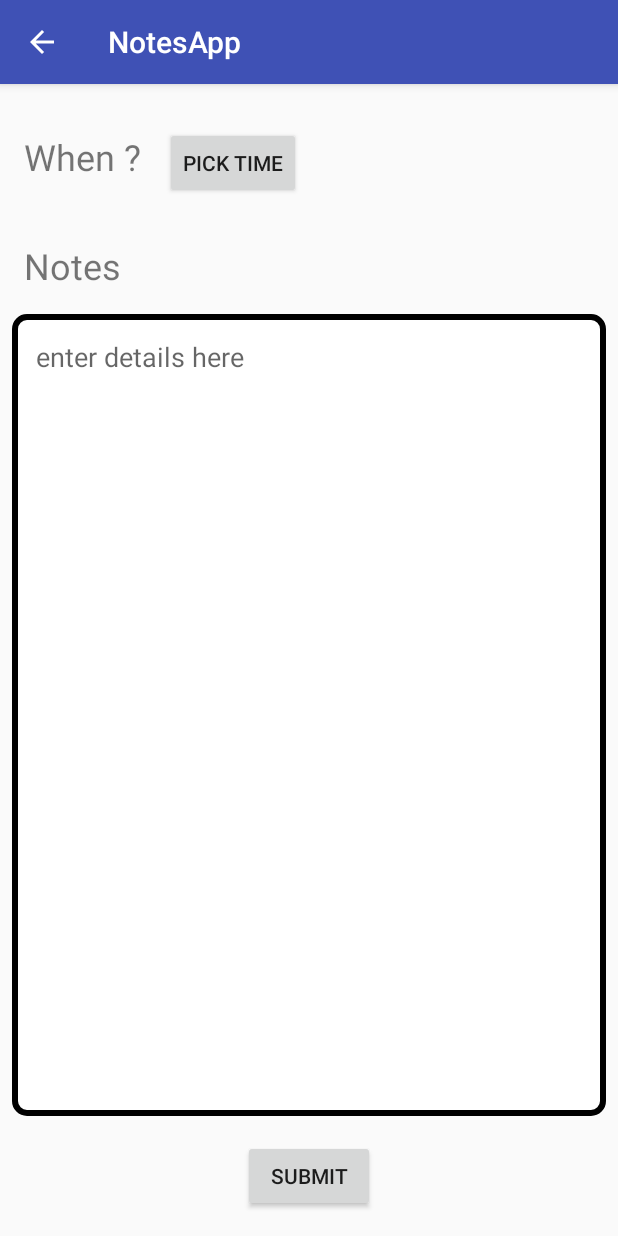
After one commit to witLogic/Android-course-codes-for-students-, an Android app: the RemainderActivity screen opened directly, with no data from a screen before it, on a phone screen of 412 x 824 dp. The commit adds this screen. Run offline under Robolectric (Android 15) with nearby library versions, the phone set to English and light mode, and no system bars.

Commit message:
Mostly notifications complete

```diff
--- a/Course4/app/src/main/java/com/course4/notesapp/AddNotes/AddNoteActivity.java
+++ b/Course4/app/src/main/java/com/course4/notesapp/AddNotes/AddNoteActivity.java
@@ -1,13 +1,19 @@
 package com.course4.notesapp.AddNotes;
 
+import android.app.Notification;
+import android.content.Intent;
 import android.os.Bundle;
 import android.support.annotation.Nullable;
+import android.support.v4.app.NotificationCompat;
 import android.support.v7.app.AppCompatActivity;
+
 import android.view.View;
 import android.widget.EditText;
 import android.widget.Toast;
 
+import com.course4.notesapp.Constants;
 import com.course4.notesapp.List.NoteViewModal;
+import com.course4.notesapp.List.NotesListActivity;
 import com.course4.notesapp.R;
 
 /**
--- a/Course4/app/src/main/java/com/course4/notesapp/Constants.java
+++ b/Course4/app/src/main/java/com/course4/notesapp/Constants.java
@@ -6,4 +6,5 @@ package com.course4.notesapp;
 
 public class Constants {
     public static final boolean SHOULD_USE_PROVIDER = true;
+    public static final String NOTIFICATION_CHANNEL_ID = "ADD_NOTES";
 }
--- /dev/null
+++ b/Course4/app/src/main/java/com/course4/notesapp/Remainder/RemainderActivity.java
@@ -0,0 +1,142 @@
+package com.course4.notesapp.Remainder;
+
+import android.app.AlarmManager;
+import android.app.Dialog;
+import android.app.Notification;
+import android.app.NotificationManager;
+import android.app.PendingIntent;
+import android.app.TimePickerDialog;
+import android.content.Context;
+import android.content.Intent;
+import android.os.Bundle;
+import android.os.SystemClock;
+import android.support.annotation.Nullable;
+import android.support.v4.app.DialogFragment;
+import android.support.v4.app.NotificationCompat;
+import android.support.v4.app.TaskStackBuilder;
+import android.support.v7.app.AppCompatActivity;
+import android.text.format.DateFormat;
+import android.view.View;
+import android.widget.Button;
+import android.widget.EditText;
+import android.widget.TimePicker;
+
+import com.course4.notesapp.Constants;
+import com.course4.notesapp.List.NotesListActivity;
+import com.course4.notesapp.R;
+
+import java.util.Calendar;
+import java.util.concurrent.TimeUnit;
+
+/**
+ * Created by muthuveerappans on 9/14/17.
+ */
+
+/*
+adb commands :
+ + alarm dump: ./adb shell dumpsys alarm | grep <package name>
+ */
+
+public class RemainderActivity extends AppCompatActivity implements View.OnClickListener
+        , TimePickerFragment.TimePickerCallback {
+    Button submit, pickTime;
+    EditText notesEdt;
+    int hour, min;
+
+    @Override
+    protected void onCreate(@Nullable Bundle savedInstanceState) {
+        super.onCreate(savedInstanceState);
+
+        setContentView(R.layout.remainder_activity);
+
+        submit = (Button) findViewById(R.id.submit);
+        pickTime = (Button) findViewById(R.id.pick_time);
+        notesEdt = (EditText) findViewById(R.id.notes_edt);
+
+        submit.setOnClickListener(this);
+        pickTime.setOnClickListener(this);
+
+        Bundle b = getIntent().getExtras();
+        if (b != null) {
+            Remainder remainder = b.getParcelable("data");
+            hour = remainder.hour;
+            min = remainder.min;
+            notesEdt.setText(remainder.notes);
+            pickTime.setText(new StringBuilder().append(pad(hour))
+                    .append(":").append(pad(min)));
+            submit.setVisibility(View.GONE);
+        }
+    }
+
+    @Override
+    public void onClick(View view) {
+        switch (view.getId()) {
+            case R.id.submit:
+                scheduleNotification();
+                finish();
+                break;
+            case R.id.pick_time:
+                showTimePicker();
+                break;
+        }
+    }
+
+    private void showTimePicker() {
+        DialogFragment newFragment = new TimePickerFragment();
+        newFragment.show(getSupportFragmentManager(), "timePicker");
+    }
+
+    @Override
+    public void getTime(int hourOfDay, int minute) {
+        pickTime.setText(new StringBuilder().append(pad(hourOfDay))
+                .append(":").append(pad(minute)));
+
+        hour = hourOfDay;
+        min = minute;
+    }
+
+    private static String pad(int c) {
+        if (c >= 10)
+            return String.valueOf(c);
+        else
+            return "0" + String.valueOf(c);
+    }
+
+    private void scheduleNotification() {
+        String notes = notesEdt.getText().toString();
+        Remainder remainder = new Remainder(notes, hour, min);
+
+        /*
+        The problem is that when AlarmThread#run invokes PendingIntent#send, a new Intent is created and populated with Intent#fillIn.
+        https://android.googlesource.com/platform/frameworks/base/+/android-4.4.4_r2.0.1/services/java/com/android/server/am/PendingIntentRecord.java#210
+
+        This makes extras bundle to be unparceled. Hence, if you have a custom Parcelable in that bundle, system process is not able to handle this since it cannot load a class from a different process.
+        And wrapping your custom Parcelable with a Bundle works due to the fact that Bundle unmarshales its internals only when some key is directly accessed. So the system process does not load a class but just moves bytes around.
+         */
+
+        Intent alarmIntent = new Intent(this, AlarmReceiver.class);
+        Bundle bundle = new Bundle();
+        bundle.putParcelable("data", remainder);
+        alarmIntent.putExtra("alarm_data", bundle);
+
+        PendingIntent pendingIntent = PendingIntent.getBroadcast(this, 0, alarmIntent, PendingIntent.FLAG_UPDATE_CURRENT);
+
+        Calendar currentCalendar = Calendar.getInstance();
+
+        Calendar calendar = Calendar.getInstance();
+        calendar.set(Calendar.HOUR_OF_DAY, hour);
+        calendar.set(Calendar.MINUTE, min);
+
+        long currentTime = currentCalendar.getTimeInMillis();
+        long futureTime = calendar.getTimeInMillis();
+
+        long time = futureTime - currentTime;
+
+        // test: set an alarm after 5 sec.
+        time = 5000;
+        futureTime = SystemClock.elapsedRealtime() + time;
+
+        AlarmManager alarmManager = (AlarmManager) getSystemService(ALARM_SERVICE);
+        alarmManager.set(AlarmManager.ELAPSED_REALTIME_WAKEUP, futureTime, pendingIntent);
+    }
+}
--- /dev/null
+++ b/Course4/app/src/main/res/drawable/edittext_bg.xml
@@ -0,0 +1,13 @@
+<shape xmlns:android="http://schemas.android.com/apk/res/android">
+
+    <solid android:color="#ffffff" />
+    <corners
+        android:bottomLeftRadius="8dp"
+        android:bottomRightRadius="8dp"
+        android:topLeftRadius="8dp"
+        android:topRightRadius="8dp" />
+    <stroke
+        android:width="4dp"
+        android:color="#000000" />
+
+</shape>
--- /dev/null
+++ b/Course4/app/src/main/res/layout/remainder_activity.xml
@@ -0,0 +1,71 @@
+<?xml version="1.0" encoding="utf-8"?>
+<android.support.constraint.ConstraintLayout xmlns:android="http://schemas.android.com/apk/res/android"
+    xmlns:app="http://schemas.android.com/apk/res-auto"
+    xmlns:tools="http://schemas.android.com/tools"
+    android:layout_width="match_parent"
+    android:layout_height="match_parent">
+
+    <TextView
+        android:id="@+id/textView"
+        android:layout_width="wrap_content"
+        android:layout_height="wrap_content"
+        android:layout_marginLeft="0dp"
+        android:layout_marginTop="40dp"
+        android:text="Notes"
+        android:textSize="24sp"
+        app:layout_constraintLeft_toLeftOf="@+id/textView2"
+        app:layout_constraintTop_toBottomOf="@+id/textView2" />
+
+    <TextView
+        android:id="@+id/textView2"
+        android:layout_width="wrap_content"
+        android:layout_height="wrap_content"
+        android:layout_marginLeft="16dp"
+        android:layout_marginTop="32dp"
+        android:text="When ?"
+        android:textSize="24sp"
+        app:layout_constraintLeft_toLeftOf="parent"
+        app:layout_constraintTop_toTopOf="parent" />
+
+    <Button
+        android:id="@+id/pick_time"
+        android:layout_width="wrap_content"
+        android:layout_height="wrap_content"
+        android:layout_marginLeft="16dp"
+        android:text="PICK TIME"
+        app:layout_constraintBaseline_toBaselineOf="@+id/textView2"
+        app:layout_constraintLeft_toRightOf="@+id/textView2" />
+
+    <EditText
+        android:id="@+id/notes_edt"
+        android:layout_width="0dp"
+        android:layout_height="0dp"
+        android:layout_marginBottom="16dp"
+        android:layout_marginLeft="8dp"
+        android:layout_marginRight="8dp"
+        android:layout_marginTop="16dp"
+        android:background="@drawable/edittext_bg"
+        android:ems="10"
+        android:gravity="top"
+        android:hint="enter details here"
+        android:inputType="textPersonName"
+        android:padding="16dp"
+        app:layout_constraintBottom_toTopOf="@+id/submit"
+        app:layout_constraintHorizontal_bias="0.0"
+        app:layout_constraintLeft_toLeftOf="parent"
+        app:layout_constraintRight_toRightOf="parent"
+        app:layout_constraintTop_toBottomOf="@+id/textView"
+        app:layout_constraintVertical_bias="1.0" />
+
+    <Button
+        android:id="@+id/submit"
+        android:layout_width="wrap_content"
+        android:layout_height="wrap_content"
+        android:layout_marginBottom="16dp"
+        android:layout_marginLeft="8dp"
+        android:layout_marginRight="8dp"
+        android:text="SUBMIT"
+        app:layout_constraintBottom_toBottomOf="parent"
+        app:layout_constraintLeft_toLeftOf="parent"
+        app:layout_constraintRight_toRightOf="parent" />
+</android.support.constraint.ConstraintLayout>
```
Also changed, not shown: Course4/app/src/main/AndroidManifest.xml (+15 -1 lines), Course4/app/src/main/java/com/course4/notesapp/List/NotesListActivity.java (+44 -7 lines), Course4/app/src/main/java/com/course4/notesapp/Remainder/AlarmReceiver.java (added, +52 -0 lines), Course4/app/src/main/java/com/course4/notesapp/Remainder/Remainder.java (added, +50 -0 lines), Course4/app/src/main/java/com/course4/notesapp/Remainder/TimePickerFragment.java (added, +48 -0 lines), Course4/app/src/main/res/layout/notes_list.xml (+12 -12 lines), Course4/app/src/main/res/menu/home_menu.xml (added, +16 -0 lines), Course4/app/src/main/res/mipmap-hdpi/ic_alarm_add_white_24dp.png (added), Course4/app/src/main/res/mipmap-mdpi/ic_alarm_add_white_24dp.png (added), Course4/app/src/main/res/mipmap-xhdpi/ic_alarm_add_white_24dp.png (added), Course4/app/src/main/res/mipmap-xxhdpi/ic_alarm_add_white_24dp.png (added), Course4/app/src/main/res/mipmap-xxxhdpi/ic_alarm_add_white_24dp.png (added).
